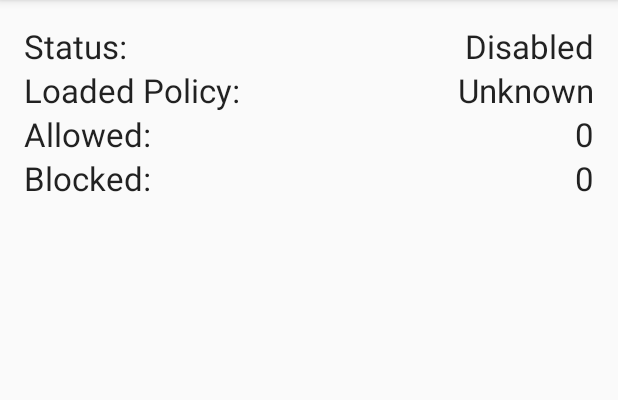
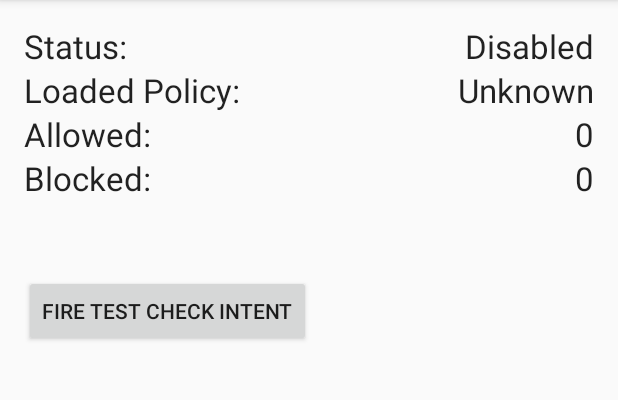
Before and after one commit to intentio-ex-machina/SEIntent-Firewall-App, an Android app: the screen it shows after launch (StatusActivity), in the options menu, after a tap on "Enable Debug Mode", on a phone screen of 412 x 824 dp, the part 84-484 px from its top. Run offline under Robolectric (Android 15) with nearby library versions, the phone set to English and light mode, and no system bars; 1 statement that could not run was skipped.

Commit message:
Implemented check intent logic with the default set to the allow all policy. Also created debug button to send the firewall service a test check intent message.

```diff
--- a/app/src/main/java/com/carteryagemann/seintentfirewall/IntentCheckerAllowAll.java
+++ b/app/src/main/java/com/carteryagemann/seintentfirewall/IntentCheckerAllowAll.java
@@ -11,4 +11,9 @@ public class IntentCheckerAllowAll extends FirewallService.IntentChecker {
     public Bundle checkIntent(Bundle data) {
         return data;
     }
+
+    @Override
+    public String getName() {
+        return "AllowAll";
+    }
 }
--- a/app/src/main/java/com/carteryagemann/seintentfirewall/IntentCheckerBlockAll.java
+++ b/app/src/main/java/com/carteryagemann/seintentfirewall/IntentCheckerBlockAll.java
@@ -11,4 +11,9 @@ public class IntentCheckerBlockAll extends FirewallService.IntentChecker {
     public Bundle checkIntent(Bundle data) {
         return null;
     }
+
+    @Override
+    public String getName() {
+        return "BlockAll";
+    }
 }
--- a/app/src/main/res/layout/activity_status.xml
+++ b/app/src/main/res/layout/activity_status.xml
@@ -83,4 +83,14 @@
         android:layout_alignTop="@id/blockText"
         android:layout_alignParentEnd="true" />
 
+    <Button
+        android:layout_width="wrap_content"
+        android:layout_height="wrap_content"
+        android:layout_marginTop="50dp"
+        android:text="Fire Test Check Intent"
+        android:id="@+id/fireTestButton"
+        android:onClick="fireTestIntent"
+        android:visibility="invisible"
+        android:layout_below="@id/blockText" />
+
 </RelativeLayout>
```
Also changed, not shown: app/src/main/java/com/carteryagemann/seintentfirewall/FirewallService.java (+21 -3 lines), app/src/main/java/com/carteryagemann/seintentfirewall/StatusActivity.java (+18 -0 lines).
